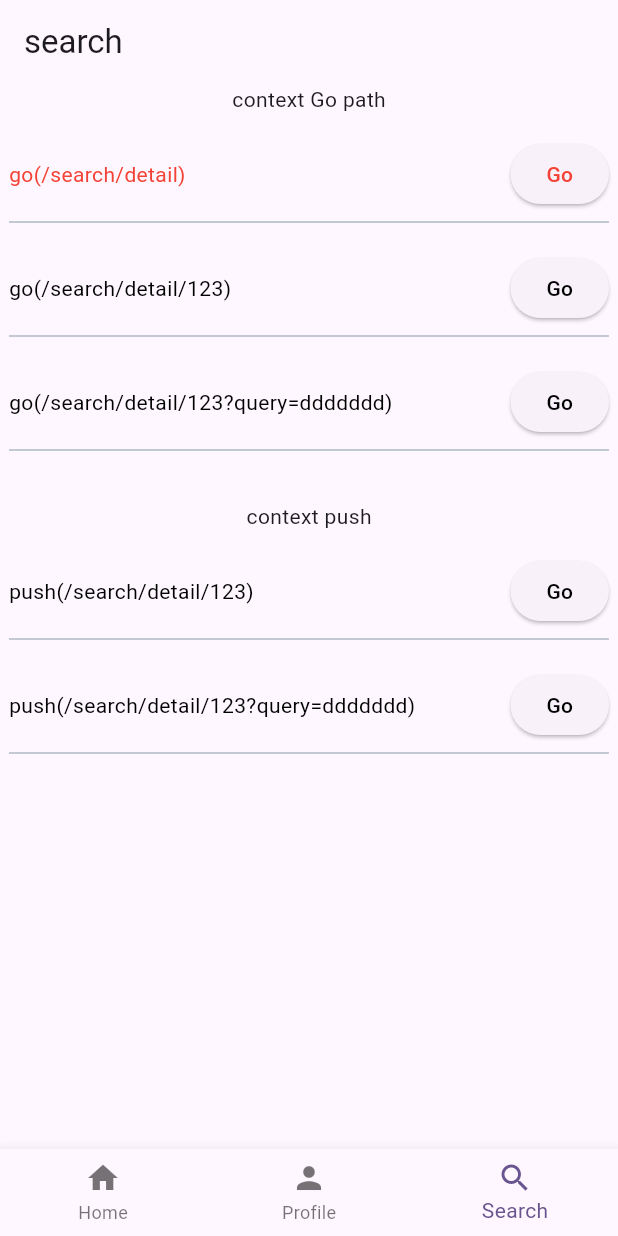
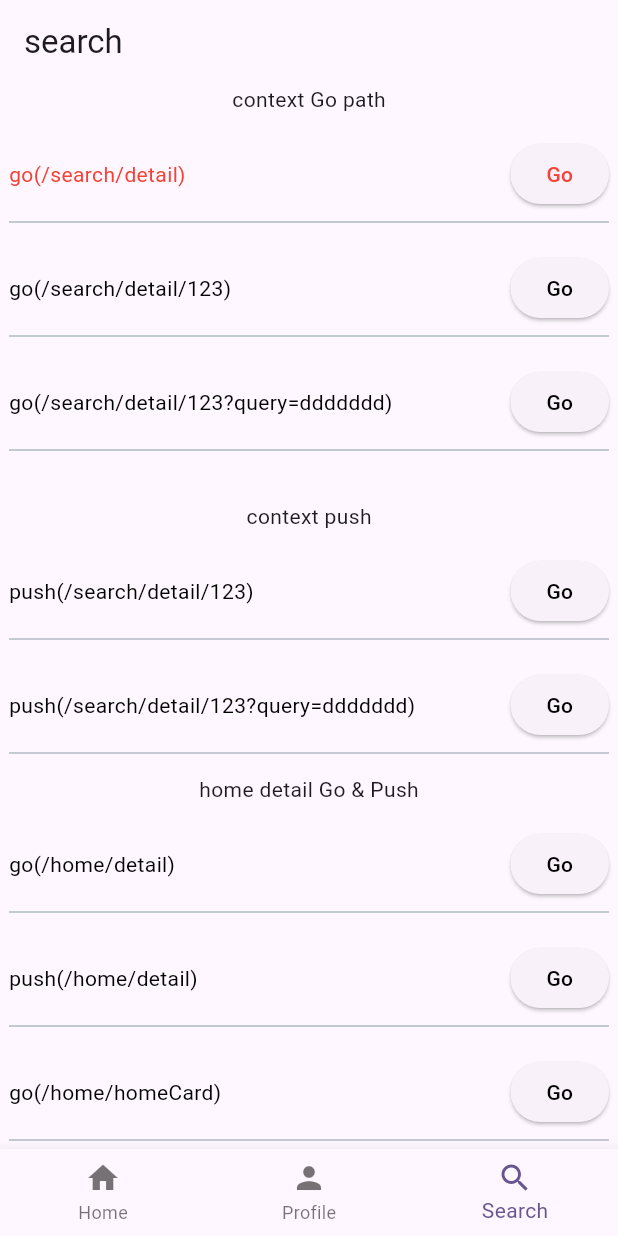
Before and after one commit to kiruya80/flutter_example_base, a Flutter app: the SearchTab screen opened by its route, on a phone screen of 412 x 824 dp. Run offline on Flutter 3.47's test engine with Material 3 defaults, Android fonts, the phone set to English and light mode, and no system bars; our stand-ins replace dartz, go_router, logger.

Commit message:
2025.5.26 go router 예제

```diff
--- a/lib/presentation/routes/app_routes.dart
+++ b/lib/presentation/routes/app_routes.dart
@@ -37,6 +37,8 @@ class AppTabRoutes {
   // 파라미터가 필요한 경로 예시
   static final searchDetail = RouteRegistry.register('searchDetail', 'detail/:id' );
 
+
+  static final homeCard = RouteRegistry.register('homeCard', 'homeCard');
 
   ///
   /// 헬퍼 예시 context.go 를 사용할 때
--- a/lib/presentation/routes/home_routes.dart
+++ b/lib/presentation/routes/home_routes.dart
@@ -3,6 +3,7 @@ import 'package:go_router/go_router.dart';
 import 'package:flutter_example_base/presentation/screen/move/home_screen.dart';
 
 import '../screen/detail_screen.dart';
+import '../screen/home_card_screen.dart';
 import '../screen/tab_navigator/home_tab.dart';
 import 'app_routes.dart';
 
@@ -55,6 +56,16 @@ final List<GoRoute> homeTabRoutes = [
           // return DetailScreen(title: 'home Detail');
         },
       ),
+      GoRoute(
+        name: AppTabRoutes.homeCard.name,
+        path: AppTabRoutes.homeCard.path,
+        builder: (context, state) {
+          // final id = state.pathParameters['id'];
+          // final title = state.uri.queryParameters['title'] ?? '';
+          return HomeCardScreen();
+          // return DetailScreen(title: 'home Detail');
+        },
+      ),
     ],
   ),
 ];
--- a/lib/presentation/routes/tab_navigator/app_router.dart
+++ b/lib/presentation/routes/tab_navigator/app_router.dart
@@ -32,6 +32,13 @@ class AppRouter {
       MyRouteObserver(), // 👈 사용자 정의 옵저버
     ],
     routes: [
+      GoRoute(
+        name: AppRoutes.setting.name,
+        path: AppRoutes.setting.path,
+        builder: (context, state) => SettingScreen(),
+      ),
+      ...authRoutes,
+      /// 홈
       StatefulShellRoute.indexedStack(
         builder: (context, state, navigationShell) {
           return ScaffoldWithNavBar(shell: navigationShell);
@@ -76,12 +83,6 @@ class AppRouter {
         //   ),
         // ],
       ),
-      GoRoute(
-        name: AppRoutes.setting.name,
-        path: AppRoutes.setting.path,
-        builder: (context, state) => SettingScreen(),
-      ),
-      ...authRoutes
     ],
   );
 }
--- a/lib/presentation/screen/tab_navigator/home_tab.dart
+++ b/lib/presentation/screen/tab_navigator/home_tab.dart
@@ -43,6 +43,16 @@ class _HomeTabState extends BaseState<HomeTab> {
               context.push('/detail');
             }, isError: true),
 
+            RouterMoveItem('go(/home/homeCard)', () {
+              // context.go('${AppTabRoutes.home.path}/${AppTabRoutes.detail.path}'); // context.go('/home/detail');
+              //     context.pushNamed('details', pathParameters: {'id': '123'});
+              context.go('/home/homeCard');
+            }),
+            RouterMoveItem('push(/home/homeCard)', () {
+              context.push('/home/homeCard');
+            }),
+
+
             const SizedBox(height: 20),
             Text('Setting go & push'),
             const SizedBox(height: 10),
--- a/lib/presentation/screen/tab_navigator/profile_tab.dart
+++ b/lib/presentation/screen/tab_navigator/profile_tab.dart
@@ -22,7 +22,7 @@ class _ProfileTabState extends BaseState<ProfileTab> {
 
     return Scaffold(
       appBar: AppBar(title: Text(AppTabRoutes.profile.name)),
-      body: Center(
+      body: SingleChildScrollView(
         child: Column(
           children: [
             Text('context goNamed'),
--- a/lib/presentation/screen/tab_navigator/search_tab.dart
+++ b/lib/presentation/screen/tab_navigator/search_tab.dart
@@ -34,7 +34,7 @@ class _SearchTabState extends BaseState<SearchTab> {
 
     return Scaffold(
       appBar: AppBar(title: Text(AppTabRoutes.search.name)),
-      body: Center(
+      body: SingleChildScrollView(
         child: Column(
           children: [
             Text('context Go path'),
@@ -65,6 +65,30 @@ class _SearchTabState extends BaseState<SearchTab> {
               context.push(AppTabRoutes.searchDetailFullPath(id: '123', query: {'query': 'ddddddd'}));
             }),
 
+            Text('home detail Go & Push'),
+            const SizedBox(height: 10),
+            /// 브랜치로 전환(현재탭 스택 제거) home 이동후 detail 이동
+            /// 뒤로가기시 홈으로 가능
+            RouterMoveItem('go(/home/detail)', () {
+              context.go('/home/detail');
+            }),
+            /// 현재탭 위에 /home/detai 쌓임
+            /// 뒤로가기시 현재탭으로
+            RouterMoveItem('push(/home/detail)', () {
+              context.push('/home/detail');
+            }),
+
+
+            /// home 이동후 detail
+            RouterMoveItem('go(/home/homeCard)', () {
+              // context.go('${AppTabRoutes.home.path}/${AppTabRoutes.detail.path}'); // context.go('/home/detail');
+              //     context.pushNamed('details', pathParameters: {'id': '123'});
+              context.go('/home/homeCard');
+            }),
+            RouterMoveItem('push(/home/homeCard)', () {
+              context.push('/home/homeCard');
+            }),
+
           ],
         ),
       ),
```
Also changed, not shown: lib/presentation/screen/home_card_screen.dart (added, +65 -0 lines).
